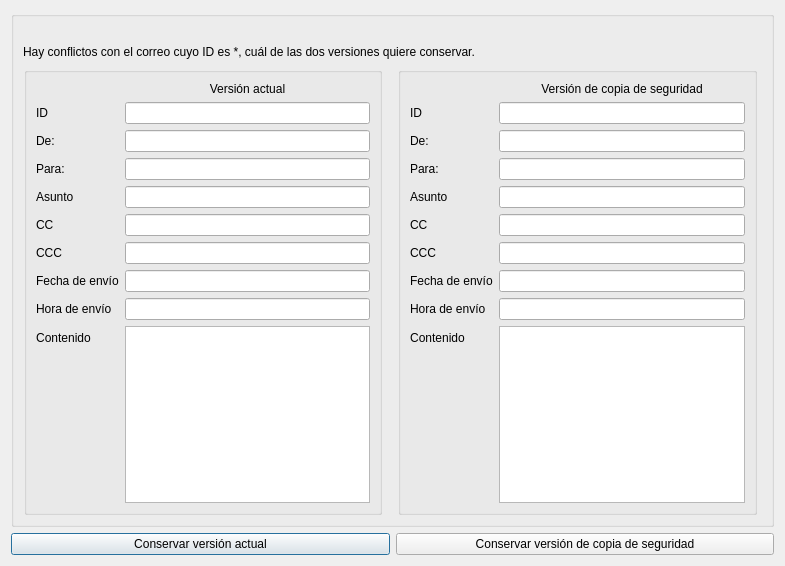
Qt form sobrescribir.ui (roblescristian4722/lector_correo) before a commit.
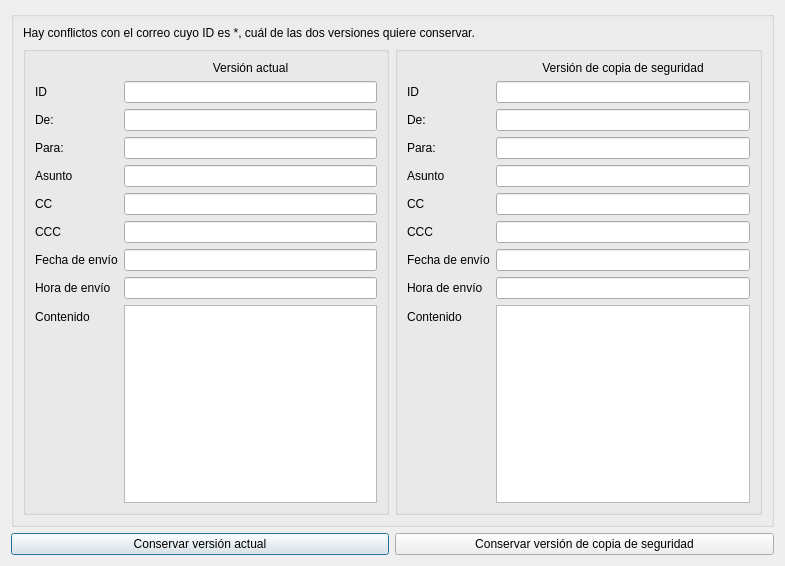
The same form after that commit.

```diff
--- a/sobrescribir.ui
+++ b/sobrescribir.ui
@@ -19,28 +19,16 @@
      <property name="title">
       <string/>
      </property>
+     <layout class="QGridLayout" name="gridLayout">
+      <item row="0" column="0" colspan="2">
      <widget class="QLabel" name="titleL">
-      <property name="geometry">
-       <rect>
-        <x>12</x>
-        <y>32</y>
-        <width>563</width>
-        <height>17</height>
-       </rect>
-      </property>
       <property name="text">
        <string>Hay conflictos con el correo cuyo ID es *, cuál de las dos versiones quiere conservar.</string>
       </property>
      </widget>
+      </item>
+      <item row="1" column="0">
      <widget class="QGroupBox" name="LineEditGroupBox">
-      <property name="geometry">
-       <rect>
-        <x>13</x>
-        <y>56</y>
-        <width>358</width>
-        <height>448</height>
-       </rect>
-      </property>
       <property name="title">
        <string/>
       </property>
@@ -195,15 +183,9 @@
        </item>
       </layout>
      </widget>
+      </item>
+      <item row="1" column="1">
      <widget class="QGroupBox" name="LineEditGroupBox_2">
-      <property name="geometry">
-       <rect>
-        <x>387</x>
-        <y>56</y>
-        <width>359</width>
-        <height>448</height>
-       </rect>
-      </property>
       <property name="title">
        <string/>
       </property>
@@ -358,6 +340,8 @@
        </item>
       </layout>
      </widget>
+      </item>
+     </layout>
     </widget>
    </item>
    <item row="1" column="0">
```
Lines whose indentation alone changed are shown as unchanged.
